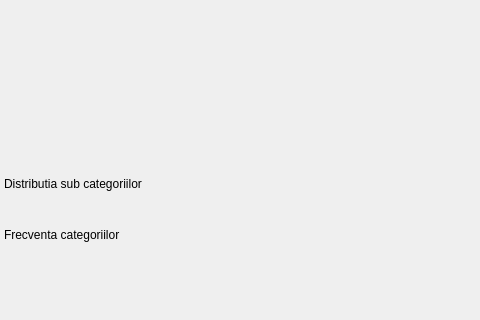
cojocariudaniel1/StatisticProject, file views/form2.ui: the form before one commit; both pictures show x 546 to 1026 and y 0 to 320 of the 1026 by 845 pixel window.
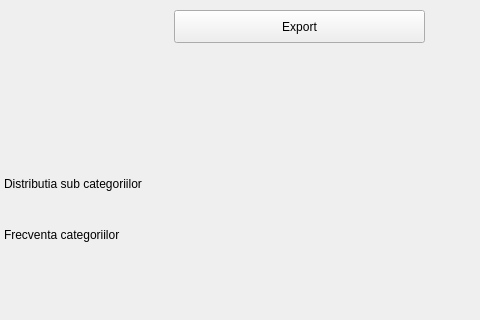
The form after the commit.

```diff
--- a/views/form2.ui
+++ b/views/form2.ui
@@ -99,6 +99,22 @@
      </item>
     </layout>
    </widget>
+   <widget class="QPushButton" name="export_btn">
+    <property name="geometry">
+     <rect>
+      <x>720</x>
+      <y>10</y>
+      <width>251</width>
+      <height>33</height>
+     </rect>
+    </property>
+    <property name="styleSheet">
+     <string notr="true">font: 14pt &quot;Nirmala UI Semilight&quot;;</string>
+    </property>
+    <property name="text">
+     <string>Export</string>
+    </property>
+   </widget>
   </widget>
  </widget>
  <resources/>
```
